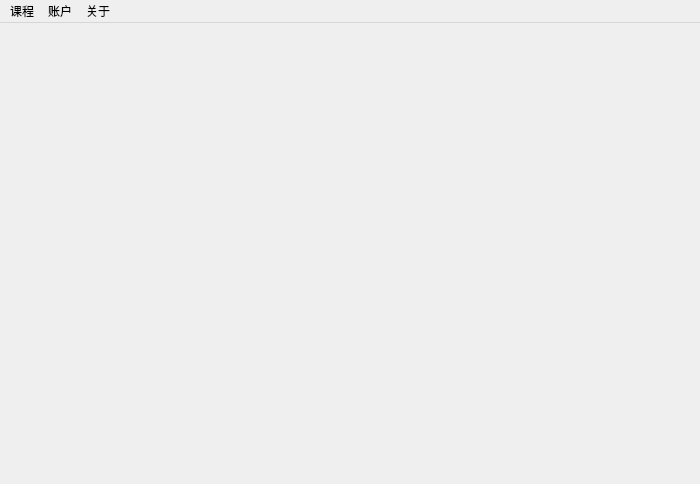
The window that Client/UserWindow.ui (FangCunWuChang/Join-Class) describes before a commit, drawn with Qt 5.
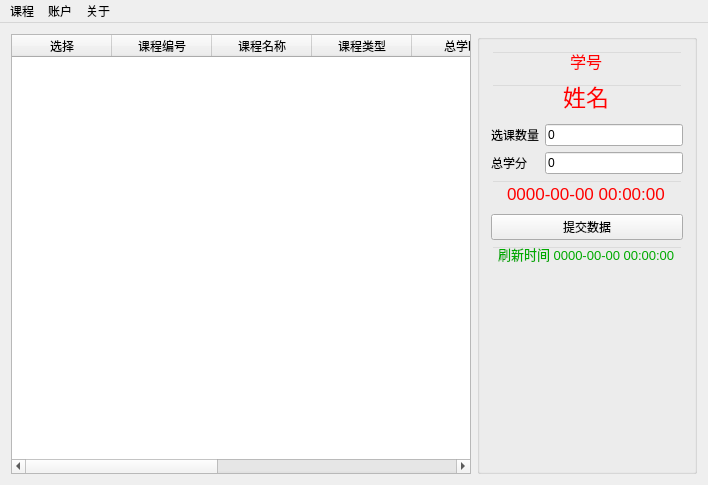
The same window after the commit. Icons and pictures are not drawn.

Commit message: 开发提交20211211-2

```diff
--- a/Client/UserWindow.ui
+++ b/Client/UserWindow.ui
@@ -6,8 +6,8 @@
    <rect>
     <x>0</x>
     <y>0</y>
-    <width>700</width>
-    <height>484</height>
+    <width>704</width>
+    <height>483</height>
    </rect>
   </property>
   <property name="windowTitle">
@@ -17,13 +17,312 @@
    <iconset resource="Client.qrc">
     <normaloff>:/Client/icon.png</normaloff>:/Client/icon.png</iconset>
   </property>
-  <widget class="QWidget" name="centralWidget"/>
+  <widget class="QWidget" name="centralWidget">
+   <layout class="QGridLayout" name="gridLayout_2">
+    <item row="0" column="0">
+     <widget class="QTableWidget" name="list">
+      <property name="minimumSize">
+       <size>
+        <width>460</width>
+        <height>440</height>
+       </size>
+      </property>
+      <property name="editTriggers">
+       <set>QAbstractItemView::NoEditTriggers</set>
+      </property>
+      <property name="alternatingRowColors">
+       <bool>true</bool>
+      </property>
+      <property name="selectionMode">
+       <enum>QAbstractItemView::SingleSelection</enum>
+      </property>
+      <property name="selectionBehavior">
+       <enum>QAbstractItemView::SelectRows</enum>
+      </property>
+      <property name="sortingEnabled">
+       <bool>true</bool>
+      </property>
+      <column>
+       <property name="text">
+        <string>选择</string>
+       </property>
+      </column>
+      <column>
+       <property name="text">
+        <string>课程编号</string>
+       </property>
+      </column>
+      <column>
+       <property name="text">
+        <string>课程名称</string>
+       </property>
+      </column>
+      <column>
+       <property name="text">
+        <string>课程类型</string>
+       </property>
+      </column>
+      <column>
+       <property name="text">
+        <string>总学时</string>
+       </property>
+      </column>
+      <column>
+       <property name="text">
+        <string>授课学时</string>
+       </property>
+      </column>
+      <column>
+       <property name="text">
+        <string>实验学时</string>
+       </property>
+      </column>
+      <column>
+       <property name="text">
+        <string>学分</string>
+       </property>
+      </column>
+      <column>
+       <property name="text">
+        <string>开课学期</string>
+       </property>
+      </column>
+     </widget>
+    </item>
+    <item row="0" column="1">
+     <widget class="QGroupBox" name="groupBox">
+      <property name="sizePolicy">
+       <sizepolicy hsizetype="Preferred" vsizetype="Preferred">
+        <horstretch>0</horstretch>
+        <verstretch>0</verstretch>
+       </sizepolicy>
+      </property>
+      <property name="minimumSize">
+       <size>
+        <width>220</width>
+        <height>0</height>
+       </size>
+      </property>
+      <property name="maximumSize">
+       <size>
+        <width>220</width>
+        <height>16777215</height>
+       </size>
+      </property>
+      <property name="autoFillBackground">
+       <bool>false</bool>
+      </property>
+      <property name="styleSheet">
+       <string notr="true">QGroupBox{
+	background-color: rgba(255, 255, 255, 0);
+}
+</string>
+      </property>
+      <property name="title">
+       <string/>
+      </property>
+      <layout class="QGridLayout" name="gridLayout">
+       <item row="1" column="0" colspan="2">
+        <widget class="QLineEdit" name="id">
+         <property name="font">
+          <font>
+           <pointsize>12</pointsize>
+          </font>
+         </property>
+         <property name="focusPolicy">
+          <enum>Qt::NoFocus</enum>
+         </property>
+         <property name="styleSheet">
+          <string notr="true">color: rgb(255, 0, 0);
+background-color: rgba(255, 255, 255, 0);</string>
+         </property>
+         <property name="text">
+          <string>学号</string>
+         </property>
+         <property name="alignment">
+          <set>Qt::AlignCenter</set>
+         </property>
+         <property name="readOnly">
+          <bool>true</bool>
+         </property>
+         <property name="placeholderText">
+          <string>无数据</string>
+         </property>
+        </widget>
+       </item>
+       <item row="6" column="0" colspan="2">
+        <widget class="QPushButton" name="submit">
+         <property name="text">
+          <string>提交数据</string>
+         </property>
+        </widget>
+       </item>
+       <item row="2" column="0" colspan="2">
+        <widget class="QLineEdit" name="name">
+         <property name="font">
+          <font>
+           <pointsize>17</pointsize>
+          </font>
+         </property>
+         <property name="focusPolicy">
+          <enum>Qt::NoFocus</enum>
+         </property>
+         <property name="styleSheet">
+          <string notr="true">color: rgb(255, 0, 0);
+background-color: rgba(255, 255, 255, 0);</string>
+         </property>
+         <property name="text">
+          <string>姓名</string>
+         </property>
+         <property name="alignment">
+          <set>Qt::AlignCenter</set>
+         </property>
+         <property name="readOnly">
+          <bool>true</bool>
+         </property>
+         <property name="placeholderText">
+          <string>无数据</string>
+         </property>
+        </widget>
+       </item>
+       <item row="4" column="1">
+        <widget class="QLineEdit" name="credit">
+         <property name="focusPolicy">
+          <enum>Qt::NoFocus</enum>
+         </property>
+         <property name="text">
+          <string>0</string>
+         </property>
+         <property name="readOnly">
+          <bool>true</bool>
+         </property>
+         <property name="placeholderText">
+          <string>无数据</string>
+         </property>
+        </widget>
+       </item>
+       <item row="3" column="1">
+        <widget class="QLineEdit" name="count">
+         <property name="focusPolicy">
+          <enum>Qt::NoFocus</enum>
+         </property>
+         <property name="text">
+          <string>0</string>
+         </property>
+         <property name="readOnly">
+          <bool>true</bool>
+         </property>
+         <property name="placeholderText">
+          <string>无数据</string>
+         </property>
+        </widget>
+       </item>
+       <item row="4" column="0">
+        <widget class="QLabel" name="label_2">
+         <property name="sizePolicy">
+          <sizepolicy hsizetype="Fixed" vsizetype="Preferred">
+           <horstretch>0</horstretch>
+           <verstretch>0</verstretch>
+          </sizepolicy>
+         </property>
+         <property name="text">
+          <string>总学分</string>
+         </property>
+         <property name="buddy">
+          <cstring>credit</cstring>
+         </property>
+        </widget>
+       </item>
+       <item row="3" column="0">
+        <widget class="QLabel" name="label">
+         <property name="sizePolicy">
+          <sizepolicy hsizetype="Fixed" vsizetype="Preferred">
+           <horstretch>0</horstretch>
+           <verstretch>0</verstretch>
+          </sizepolicy>
+         </property>
+         <property name="text">
+          <string>选课数量</string>
+         </property>
+         <property name="buddy">
+          <cstring>count</cstring>
+         </property>
+        </widget>
+       </item>
+       <item row="5" column="0" colspan="2">
+        <widget class="QLineEdit" name="time">
+         <property name="font">
+          <font>
+           <pointsize>13</pointsize>
+          </font>
+         </property>
+         <property name="focusPolicy">
+          <enum>Qt::NoFocus</enum>
+         </property>
+         <property name="styleSheet">
+          <string notr="true">color: rgb(255, 0, 0);
+background-color: rgba(255, 255, 255, 0);</string>
+         </property>
+         <property name="text">
+          <string>0000-00-00 00:00:00</string>
+         </property>
+         <property name="alignment">
+          <set>Qt::AlignCenter</set>
+         </property>
+         <property name="readOnly">
+          <bool>true</bool>
+         </property>
+        </widget>
+       </item>
+       <item row="7" column="0" colspan="2">
+        <widget class="QLineEdit" name="refreshTime">
+         <property name="font">
+          <font>
+           <pointsize>10</pointsize>
+          </font>
+         </property>
+         <property name="focusPolicy">
+          <enum>Qt::NoFocus</enum>
+         </property>
+         <property name="styleSheet">
+          <string notr="true">color: rgb(0, 170, 0);
+background-color: rgba(255, 255, 255, 0);</string>
+         </property>
+         <property name="text">
+          <string>刷新时间 0000-00-00 00:00:00</string>
+         </property>
+         <property name="alignment">
+          <set>Qt::AlignCenter</set>
+         </property>
+         <property name="readOnly">
+          <bool>true</bool>
+         </property>
+        </widget>
+       </item>
+       <item row="8" column="0" colspan="2">
+        <spacer name="verticalSpacer">
+         <property name="orientation">
+          <enum>Qt::Vertical</enum>
+         </property>
+         <property name="sizeHint" stdset="0">
+          <size>
+           <width>20</width>
+           <height>253</height>
+          </size>
+         </property>
+        </spacer>
+       </item>
+      </layout>
+     </widget>
+    </item>
+   </layout>
+  </widget>
   <widget class="QMenuBar" name="menuBar">
    <property name="geometry">
     <rect>
      <x>0</x>
      <y>0</y>
-     <width>700</width>
+     <width>704</width>
      <height>22</height>
     </rect>
    </property>
```
Left out of the diff: 6 changed lines with no effect on the pictures. The commit also changes 15 other files.
